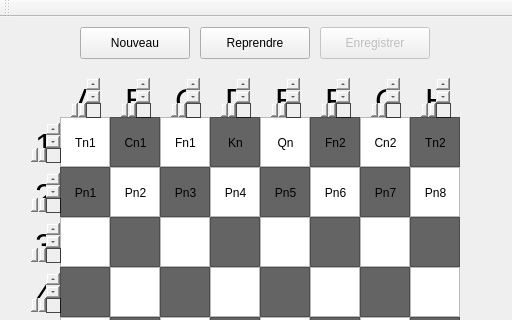
Qt form mainwindow.ui (parweb/Chess) before a commit; both pictures show x 0 to 512 and y 0 to 320 of the 512 by 616 pixel window.
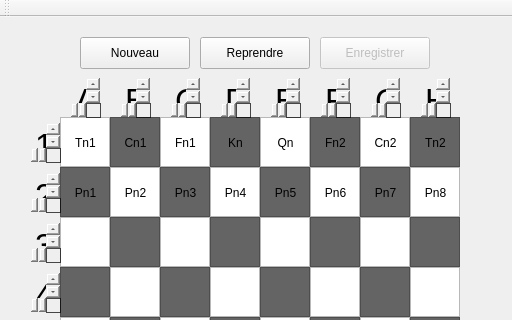
The same form after that commit.

Commit message: transformation echiquier en QWidget

```diff
--- a/mainwindow.ui
+++ b/mainwindow.ui
@@ -1861,7 +1861,7 @@
     <property name="geometry">
      <rect>
       <x>80</x>
-      <y>10</y>
+      <y>20</y>
       <width>110</width>
       <height>32</height>
      </rect>
@@ -1877,7 +1877,7 @@
     <property name="geometry">
      <rect>
       <x>200</x>
-      <y>10</y>
+      <y>20</y>
       <width>110</width>
       <height>32</height>
      </rect>
@@ -1893,7 +1893,7 @@
     <property name="geometry">
      <rect>
       <x>320</x>
-      <y>10</y>
+      <y>20</y>
       <width>110</width>
       <height>32</height>
      </rect>
```
The commit also changes 2 other files.
